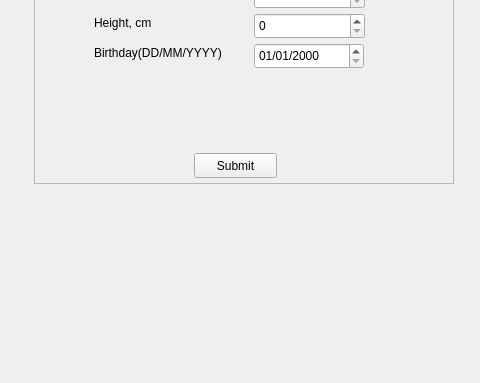
First picture: the form in mainwindow.ui, repository hakankhan/team28comp3004, before the edit; both pictures show x 156 to 636 and y 217 to 600 of the 800 by 600 pixel window.
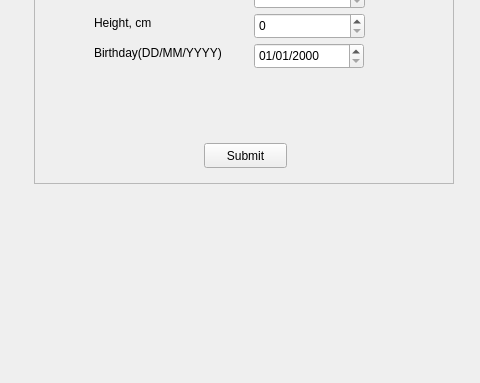
Second picture: the form after the edit.

Commit message: Add dropdown profile function

What changed in the file:
```diff
--- a/mainwindow.ui
+++ b/mainwindow.ui
@@ -169,8 +169,8 @@
       <widget class="QPushButton" name="submit_button">
        <property name="geometry">
         <rect>
-         <x>160</x>
-         <y>310</y>
+         <x>170</x>
+         <y>300</y>
          <width>83</width>
          <height>25</height>
         </rect>
```
The commit also changes 2 other files.
